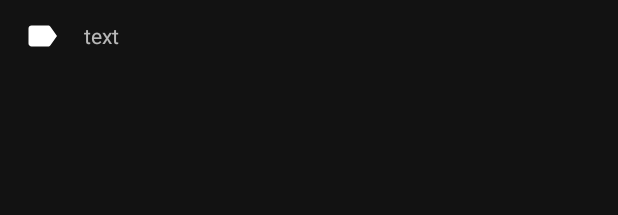
After one commit to vdung/QuickFlick, an Android app: the layout main_search_item.xml on its own in the app's theme, with its tools: preview values and no code run, on a phone screen of 412 x 824 dp. The commit adds this screen. Shown: the top 215 px of the screen. Run offline under Robolectric (Android 15) with nearby library versions, the phone set to English and light mode, and no system bars.

Commit message:
feat: Implement search

```diff
--- a/app/build.gradle
+++ b/app/build.gradle
@@ -54,10 +54,6 @@ dependencies {
     implementation "androidx.paging:paging-rxjava2:2.1.0-beta01"
     api 'com.google.android.material:material:1.1.0-alpha01'
 
-    def nav_version = "1.0.0-alpha07"
-    implementation "android.arch.navigation:navigation-fragment-ktx:$nav_version"
-    implementation "android.arch.navigation:navigation-ui-ktx:$nav_version"
-
     testImplementation 'junit:junit:4.12'
     androidTestImplementation 'androidx.test:runner:1.1.0'
     androidTestImplementation 'androidx.test.espresso:espresso-core:3.1.0'
--- /dev/null
+++ b/app/src/main/res/drawable/ic_label_white_24dp.xml
@@ -0,0 +1,5 @@
+<vector android:height="24dp" android:tint="#FFFFFF"
+    android:viewportHeight="24.0" android:viewportWidth="24.0"
+    android:width="24dp" xmlns:android="http://schemas.android.com/apk/res/android">
+    <path android:fillColor="#FF000000" android:pathData="M17.63,5.84C17.27,5.33 16.67,5 16,5L5,5.01C3.9,5.01 3,5.9 3,7v10c0,1.1 0.9,1.99 2,1.99L16,19c0.67,0 1.27,-0.33 1.63,-0.84L22,12l-4.37,-6.16z"/>
+</vector>
--- /dev/null
+++ b/app/src/main/res/layout/main_search_item.xml
@@ -0,0 +1,23 @@
+<?xml version="1.0" encoding="utf-8"?>
+<layout xmlns:android="http://schemas.android.com/apk/res/android"
+    xmlns:tools="http://schemas.android.com/tools">
+
+    <data>
+
+        <variable
+            name="item"
+            type="vdung.android.quickflick.data.flickr.FlickrTag" />
+    </data>
+
+    <TextView
+        android:id="@+id/tag_text"
+        android:layout_width="match_parent"
+        android:layout_height="?attr/listPreferredItemHeightSmall"
+        android:drawableStart="@drawable/ic_label_white_24dp"
+        android:drawablePadding="16dp"
+        android:gravity="center_vertical"
+        android:paddingStart="16dp"
+        android:paddingEnd="16dp"
+        android:text="@{item.content}"
+        tools:text="text" />
+</layout>
--- a/app/src/main/res/values/styles.xml
+++ b/app/src/main/res/values/styles.xml
@@ -6,6 +6,7 @@
         <item name="colorPrimary">@color/colorPrimary</item>
         <item name="colorPrimaryDark">@color/colorPrimaryDark</item>
         <item name="colorAccent">@color/colorAccent</item>
+        <item name="android:statusBarColor">?android:attr/windowBackground</item>
     </style>
 
 </resources>
```
Also changed, not shown: app/src/main/java/vdung/android/quickflick/data/flickr/FlickrRepository.kt (+28 -1 lines), app/src/main/java/vdung/android/quickflick/data/flickr/FlickrService.kt (+4 -5 lines), app/src/main/java/vdung/android/quickflick/data/flickr/FlickrTag.kt (+6 -8 lines), app/src/main/java/vdung/android/quickflick/ui/main/MainFragment.kt (+87 -40 lines), app/src/main/java/vdung/android/quickflick/ui/main/MainViewModel.kt (+41 -17 lines).
